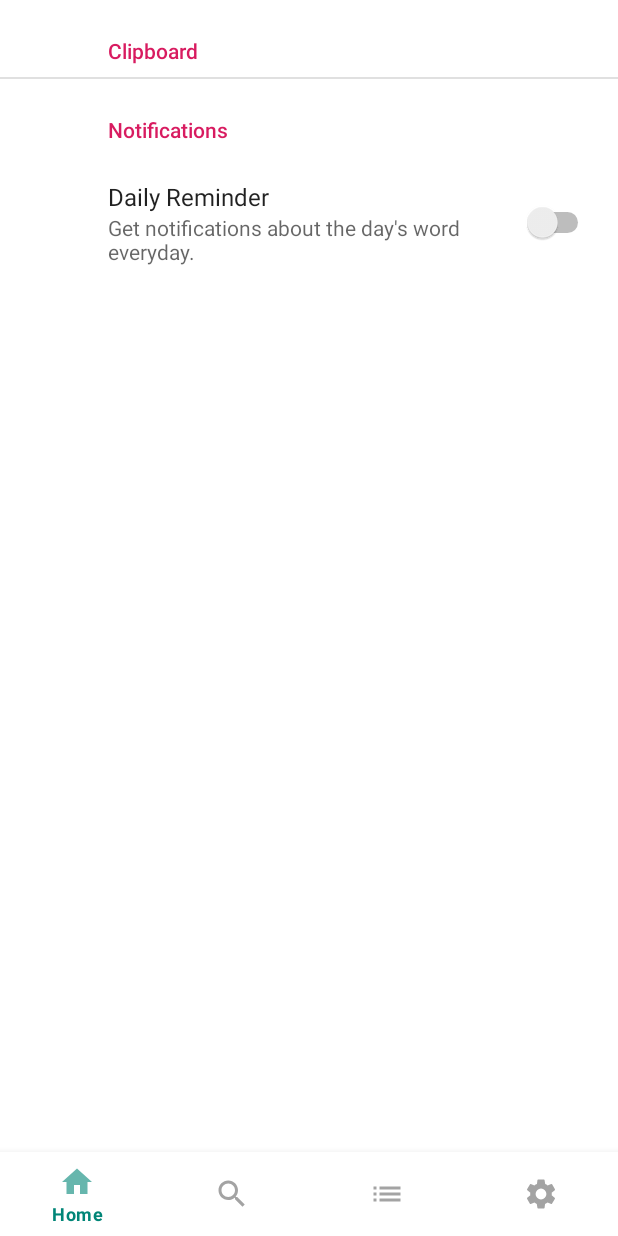
After one commit to pushkar-anand/copymean, an Android app: the SettingsFragment screen opened through its navigation route, on a phone screen of 412 x 824 dp. The commit adds this screen. Run offline under Robolectric (Android 15) with nearby library versions, the phone set to English and light mode, and no system bars; our stand-ins replace androidx.preference, navigation-ui; 3 statements that could not run were skipped.

Commit message:
added pref screen.

```diff
--- a/app/build.gradle
+++ b/app/build.gradle
@@ -54,6 +54,9 @@ dependencies {
     implementation "androidx.navigation:navigation-fragment-ktx:2.1.0"
     implementation "androidx.navigation:navigation-ui-ktx:2.1.0"
 
+    //Preference
+    implementation "androidx.preference:preference:1.1.0"
+
     //test libs
     testImplementation 'junit:junit:4.12'
     androidTestImplementation 'androidx.test:runner:1.2.0'
--- /dev/null
+++ b/app/src/main/java/me/pushkaranand/copymeanx/ui/fragments/settings/SettingsFragment.kt
@@ -0,0 +1,23 @@
+package me.pushkaranand.copymeanx.ui.fragments.settings
+
+
+import android.os.Bundle
+import android.view.View
+import androidx.navigation.Navigation
+import androidx.navigation.ui.setupWithNavController
+import androidx.preference.PreferenceFragmentCompat
+import kotlinx.android.synthetic.main.activity_base.*
+import me.pushkaranand.copymeanx.R
+
+class SettingsFragment : PreferenceFragmentCompat() {
+
+    override fun onCreatePreferences(savedInstanceState: Bundle?, rootKey: String?) {
+        setPreferencesFromResource(R.xml.pref_settings, rootKey)
+    }
+
+    override fun onViewCreated(view: View, savedInstanceState: Bundle?) {
+        super.onViewCreated(view, savedInstanceState)
+        val navController = Navigation.findNavController(requireActivity(), R.id.base_fragment)
+        bottomNavView.setupWithNavController(navController)
+    }
+}
--- a/app/src/main/res/navigation/nav_graph.xml
+++ b/app/src/main/res/navigation/nav_graph.xml
@@ -10,4 +10,8 @@
             android:name="me.pushkaranand.copymeanx.ui.fragments.home.HomeFragment"
             android:label="fragment_home"
             tools:layout="@layout/fragment_home" />
+    <fragment
+            android:id="@+id/settingsFragment"
+            android:name="me.pushkaranand.copymeanx.ui.fragments.settings.SettingsFragment"
+            android:label="SettingsFragment" />
 </navigation>
--- a/app/src/main/res/values/strings.xml
+++ b/app/src/main/res/values/strings.xml
@@ -18,11 +18,20 @@
         data
     </string>
 
+    <!--BottomMenu-->
     <string name="bottom_menu_title_home">Home</string>
     <string name="bottom_menu_title_search">Search</string>
     <string name="bottom_menu_title_list">List</string>
     <string name="bottom_menu_title_settings">Settings</string>
 
+    <!--Settings-->
+    <string name="title_category_clipboard">Clipboard</string>
+
+    <string name="title_category_notification">Notifications</string>
+    <string name="key_daily_word_notify">notify_daily_word</string>
+    <string name="title_daily_word_notify">Daily Reminder</string>
+    <string name="summary_daily_word_notify">Get notifications about the day\'s word everyday.</string>
+
     <!-- TODO: Remove or change this placeholder text -->
     <string name="hello_blank_fragment">Hello blank fragment</string>
 
--- /dev/null
+++ b/app/src/main/res/xml/pref_settings.xml
@@ -0,0 +1,17 @@
+<?xml version="1.0" encoding="utf-8"?>
+<PreferenceScreen xmlns:android="http://schemas.android.com/apk/res/android">
+
+    <PreferenceCategory android:title="@string/title_category_clipboard">
+
+    </PreferenceCategory>
+
+    <PreferenceCategory android:title="@string/title_category_notification">
+        <SwitchPreference
+                android:defaultValue="false"
+                android:key="@string/key_daily_word_notify"
+                android:summary="@string/summary_daily_word_notify"
+                android:title="@string/title_daily_word_notify" />
+    </PreferenceCategory>
+
+
+</PreferenceScreen>
```
